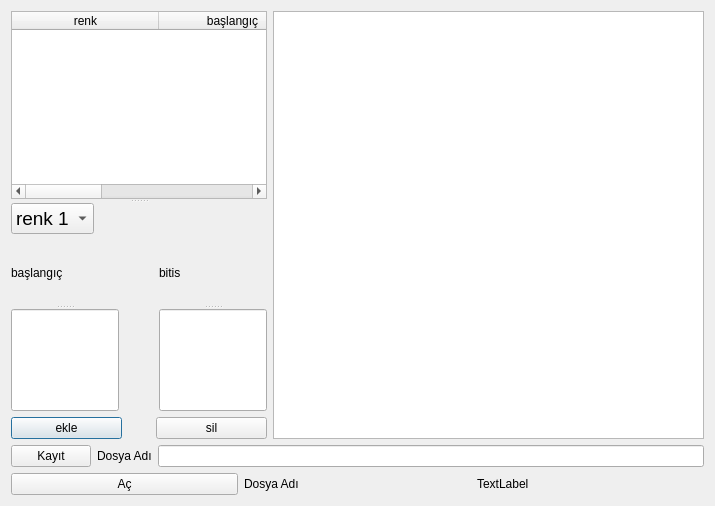
mbasaran77/my_pro001, file vpRecete.ui: the form before one commit.
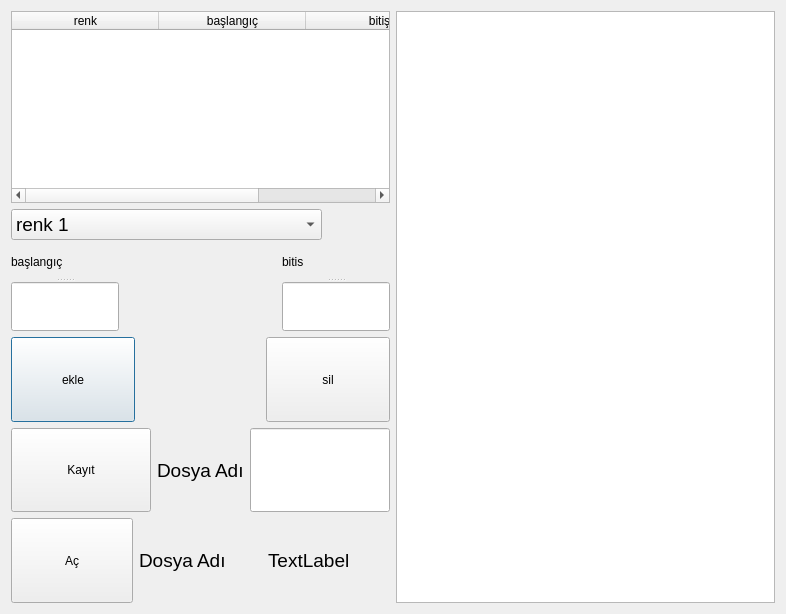
The form after the commit.

Commit message: sadece ui değişikliği

```diff
--- a/vpRecete.ui
+++ b/vpRecete.ui
@@ -6,8 +6,8 @@
    <rect>
     <x>0</x>
     <y>0</y>
-    <width>715</width>
-    <height>506</height>
+    <width>786</width>
+    <height>614</height>
    </rect>
   </property>
   <property name="windowTitle">
@@ -15,21 +15,10 @@
   </property>
   <layout class="QGridLayout" name="gridLayout">
    <item row="0" column="0">
-    <layout class="QVBoxLayout" name="verticalLayout_2">
+    <layout class="QHBoxLayout" name="horizontalLayout_4">
      <item>
-      <layout class="QHBoxLayout" name="horizontalLayout">
-       <item>
-        <widget class="QSplitter" name="splitter_4">
-         <property name="orientation">
-          <enum>Qt::Vertical</enum>
-         </property>
-         <widget class="QWidget" name="">
           <layout class="QVBoxLayout" name="verticalLayout">
            <item>
-            <widget class="QSplitter" name="splitter_3">
-             <property name="orientation">
-              <enum>Qt::Vertical</enum>
-             </property>
              <widget class="QTableWidget" name="tableWidget">
               <property name="columnCount">
                <number>3</number>
@@ -53,8 +42,9 @@
                </property>
               </column>
              </widget>
-             <widget class="QWidget" name="layoutWidget">
-              <layout class="QHBoxLayout" name="horizontalLayout_4">
+       </item>
+       <item>
+        <layout class="QHBoxLayout" name="horizontalLayout">
                <item>
                 <widget class="QComboBox" name="comboBox">
                  <property name="sizePolicy">
@@ -115,6 +105,9 @@
                  <property name="orientation">
                   <enum>Qt::Horizontal</enum>
                  </property>
+           <property name="sizeType">
+            <enum>QSizePolicy::Minimum</enum>
+           </property>
                  <property name="sizeHint" stdset="0">
                   <size>
                    <width>68</width>
@@ -124,8 +117,6 @@
                 </spacer>
                </item>
               </layout>
-             </widget>
-            </widget>
            </item>
            <item>
             <layout class="QHBoxLayout" name="horizontalLayout_3">
@@ -135,13 +126,19 @@
                 <enum>Qt::Vertical</enum>
                </property>
                <widget class="QLabel" name="label">
+            <property name="sizePolicy">
+             <sizepolicy hsizetype="Expanding" vsizetype="Expanding">
+              <horstretch>0</horstretch>
+              <verstretch>0</verstretch>
+             </sizepolicy>
+            </property>
                 <property name="text">
                  <string>başlangıç</string>
                 </property>
                </widget>
                <widget class="QLineEdit" name="lineEditBas">
                 <property name="sizePolicy">
-                 <sizepolicy hsizetype="Preferred" vsizetype="Preferred">
+             <sizepolicy hsizetype="Expanding" vsizetype="Expanding">
                   <horstretch>0</horstretch>
                   <verstretch>0</verstretch>
                  </sizepolicy>
@@ -171,13 +168,19 @@
                 <enum>Qt::Vertical</enum>
                </property>
                <widget class="QLabel" name="label_2">
+            <property name="sizePolicy">
+             <sizepolicy hsizetype="Expanding" vsizetype="Expanding">
+              <horstretch>0</horstretch>
+              <verstretch>0</verstretch>
+             </sizepolicy>
+            </property>
                 <property name="text">
                  <string>bitis</string>
                 </property>
                </widget>
                <widget class="QLineEdit" name="lineEditSon">
                 <property name="sizePolicy">
-                 <sizepolicy hsizetype="Preferred" vsizetype="Preferred">
+             <sizepolicy hsizetype="Expanding" vsizetype="Expanding">
                   <horstretch>0</horstretch>
                   <verstretch>0</verstretch>
                  </sizepolicy>
@@ -198,7 +201,7 @@
              <item>
               <widget class="QPushButton" name="btnEkle">
                <property name="sizePolicy">
-                <sizepolicy hsizetype="Preferred" vsizetype="Preferred">
+            <sizepolicy hsizetype="Expanding" vsizetype="Expanding">
                  <horstretch>0</horstretch>
                  <verstretch>0</verstretch>
                 </sizepolicy>
@@ -214,7 +217,7 @@
                 <enum>Qt::Horizontal</enum>
                </property>
                <property name="sizeType">
-                <enum>QSizePolicy::Fixed</enum>
+            <enum>QSizePolicy::Expanding</enum>
                </property>
                <property name="sizeHint" stdset="0">
                 <size>
@@ -227,7 +230,7 @@
              <item>
               <widget class="QPushButton" name="btnSil">
                <property name="sizePolicy">
-                <sizepolicy hsizetype="Preferred" vsizetype="Preferred">
+            <sizepolicy hsizetype="Expanding" vsizetype="Expanding">
                  <horstretch>0</horstretch>
                  <verstretch>0</verstretch>
                 </sizepolicy>
@@ -239,19 +242,16 @@
              </item>
             </layout>
            </item>
-          </layout>
-         </widget>
-        </widget>
-       </item>
-       <item>
-        <widget class="QListWidget" name="list1"/>
-       </item>
-      </layout>
-     </item>
      <item>
       <layout class="QHBoxLayout" name="horizontalLayout_5">
        <item>
         <widget class="QPushButton" name="btnKayit">
+           <property name="sizePolicy">
+            <sizepolicy hsizetype="Expanding" vsizetype="Expanding">
+             <horstretch>0</horstretch>
+             <verstretch>0</verstretch>
+            </sizepolicy>
+           </property>
          <property name="text">
           <string>Kayıt</string>
          </property>
@@ -259,13 +259,31 @@
        </item>
        <item>
         <widget class="QLabel" name="label_3">
+           <property name="sizePolicy">
+            <sizepolicy hsizetype="Minimum" vsizetype="Minimum">
+             <horstretch>0</horstretch>
+             <verstretch>0</verstretch>
+            </sizepolicy>
+           </property>
+           <property name="font">
+            <font>
+             <pointsize>14</pointsize>
+            </font>
+           </property>
          <property name="text">
           <string>Dosya Adı</string>
          </property>
         </widget>
        </item>
        <item>
-        <widget class="QLineEdit" name="lineEdit_3"/>
+          <widget class="QLineEdit" name="lineEdit_3">
+           <property name="sizePolicy">
+            <sizepolicy hsizetype="Expanding" vsizetype="Expanding">
+             <horstretch>0</horstretch>
+             <verstretch>0</verstretch>
+            </sizepolicy>
+           </property>
+          </widget>
        </item>
       </layout>
      </item>
@@ -273,6 +291,12 @@
       <layout class="QHBoxLayout" name="horizontalLayout_6">
        <item>
         <widget class="QPushButton" name="btnAc">
+           <property name="sizePolicy">
+            <sizepolicy hsizetype="Expanding" vsizetype="Expanding">
+             <horstretch>0</horstretch>
+             <verstretch>0</verstretch>
+            </sizepolicy>
+           </property>
          <property name="text">
           <string>Aç</string>
          </property>
@@ -280,6 +304,17 @@
        </item>
        <item>
         <widget class="QLabel" name="label_4">
+           <property name="sizePolicy">
+            <sizepolicy hsizetype="Expanding" vsizetype="Expanding">
+             <horstretch>0</horstretch>
+             <verstretch>0</verstretch>
+            </sizepolicy>
+           </property>
+           <property name="font">
+            <font>
+             <pointsize>14</pointsize>
+            </font>
+           </property>
          <property name="text">
           <string>Dosya Adı</string>
          </property>
@@ -287,12 +322,28 @@
        </item>
        <item>
         <widget class="QLabel" name="lblDosya">
+           <property name="sizePolicy">
+            <sizepolicy hsizetype="Expanding" vsizetype="Expanding">
+             <horstretch>0</horstretch>
+             <verstretch>0</verstretch>
+            </sizepolicy>
+           </property>
+           <property name="font">
+            <font>
+             <pointsize>14</pointsize>
+            </font>
+           </property>
          <property name="text">
           <string>TextLabel</string>
          </property>
         </widget>
        </item>
       </layout>
+       </item>
+      </layout>
+     </item>
+     <item>
+      <widget class="QListWidget" name="list1"/>
      </item>
     </layout>
    </item>
```
Lines whose indentation alone changed are shown as unchanged. The commit also changes 3 other files.
